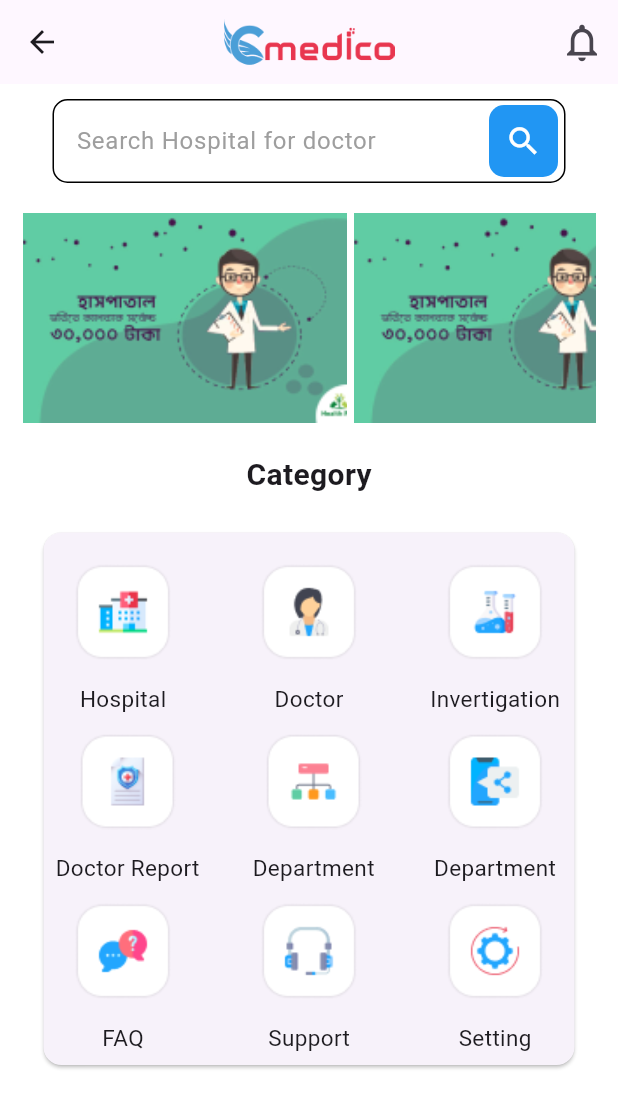
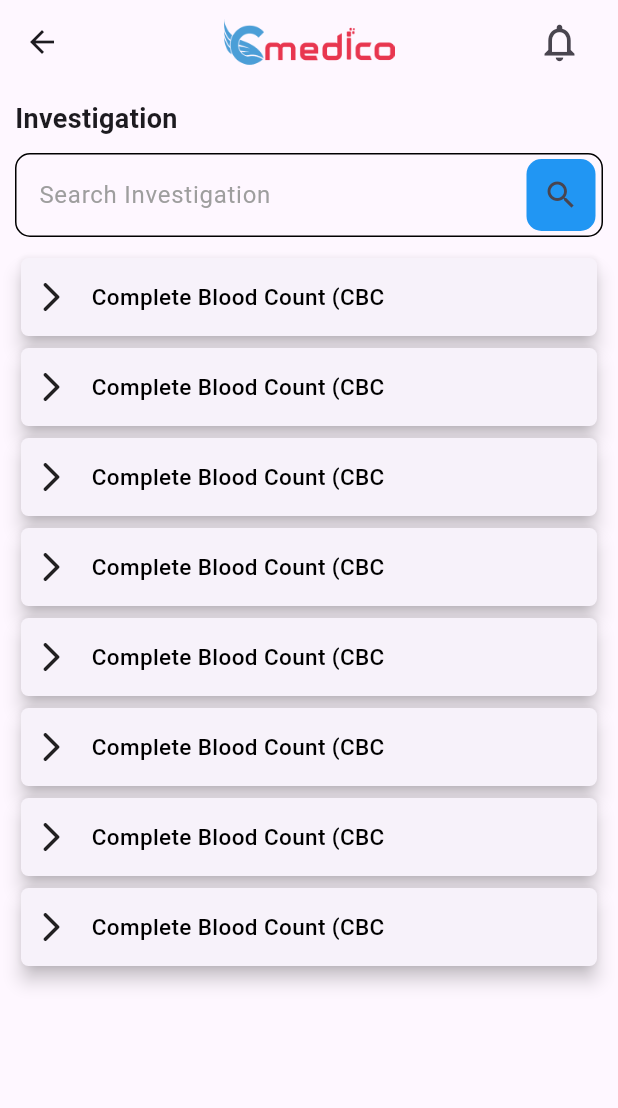
Before and after one commit to fahimshahariar09/doctor_appointment_project, a Flutter app: the HomePage screen opened directly, after a tap on "Invertigation", on a phone screen of 412 x 824 dp. Shown: the top 1108 px of the screen. Run offline on Flutter 3.47's test engine with Material 3 defaults, Android fonts, the phone set to English and light mode, and no system bars; our stand-ins replace animated_notch_bottom_bar, get.

Commit message:
first commit

```diff
--- a/lib/main.dart
+++ b/lib/main.dart
@@ -1,6 +1,7 @@
 
 import 'package:doctor_appointment_project/view/screen/home_page/home_page.dart';
 import 'package:doctor_appointment_project/view/screen/hospital_screen/hospital_list.dart';
+import 'package:doctor_appointment_project/view/screen/investigation/investigation.dart';
 import 'package:flutter/material.dart';
 import 'package:get/get.dart';
 
@@ -14,7 +15,7 @@ class MyApp extends StatelessWidget {
   Widget build(BuildContext context) {
     return const GetMaterialApp(
       debugShowCheckedModeBanner: false,
-      home: HospitalList(),
+      home: HomePage(),
     );
   }
 }
--- a/lib/view/screen/home_page/home_page.dart
+++ b/lib/view/screen/home_page/home_page.dart
@@ -1,7 +1,9 @@
 import 'package:doctor_appointment_project/constants/icon.dart';
 import 'package:doctor_appointment_project/view/common_widget/search_text_field.dart';
 import 'package:doctor_appointment_project/view/screen/home_page/widget/category_card.dart';
+import 'package:doctor_appointment_project/view/screen/investigation/investigation.dart';
 import 'package:flutter/material.dart';
+import 'package:get/get.dart';
 
 class HomePage extends StatelessWidget {
   const HomePage({super.key});
@@ -19,11 +21,13 @@ class HomePage extends StatelessWidget {
         centerTitle: true,
         actions: [
           IconButton(
-              onPressed: () {},
-              icon: const Icon(
-                Icons.notifications_none_outlined,
-                size: 30,
-              ))
+            onPressed: () {},
+            icon: const Icon(
+              Icons.notifications_none_outlined,
+              size: 30,
+            ),
+          ),
+          SizedBox(width: 15,),
         ],
       ),
       body: SafeArea(
@@ -82,7 +86,6 @@ class HomePage extends StatelessWidget {
                   style: TextStyle(fontSize: 20, fontWeight: FontWeight.w600),
                 ),
                 buildSizedBox(height: 20),
-
                 Padding(
                   padding: const EdgeInsets.symmetric(horizontal: 10),
                   child: Card(
@@ -105,7 +108,9 @@ class HomePage extends StatelessWidget {
                               CategoryCard(
                                   titel: "Invertigation",
                                   imageUrl: AppIcon.invertigation,
-                                  onTap: () {}),
+                                  onTap: () {
+                                    Get.to(Investigation());
+                                  }),
                             ],
                           ),
                           Row(
--- /dev/null
+++ b/lib/view/screen/investigation/investigation.dart
@@ -0,0 +1,69 @@
+import 'package:doctor_appointment_project/view/common_widget/search_text_field.dart';
+import 'package:doctor_appointment_project/view/screen/investigation/widget/investigation_card.dart';
+import 'package:flutter/material.dart';
+
+class Investigation extends StatelessWidget {
+  const Investigation({super.key});
+
+  @override
+  Widget build(BuildContext context) {
+    return Scaffold(
+      appBar: AppBar(
+        title: Image.asset(
+          "assets/icon/Medico.png",
+          width: 114,
+          height: 32,
+        ),
+        centerTitle: true,
+        actions: [
+          IconButton(
+            onPressed: () {},
+            icon: const Icon(
+              Icons.notifications_none_outlined,
+              size: 30,
+            ),
+          ),
+          SizedBox(
+            width: 15,
+          ),
+        ],
+      ),
+      body: SafeArea(
+        child: Padding(
+          padding: const EdgeInsets.symmetric(horizontal: 10),
+          child: Column(
+            crossAxisAlignment: CrossAxisAlignment.start,
+            children: [
+              SizedBox(height: 10,),
+              Text('Investigation',style: TextStyle(fontWeight: FontWeight.bold,fontSize: 18,),),
+              // Row(
+              //   children: [
+              //    Icon(Icons.arrow_back,size: 25,),
+              //    SizedBox(width: 5,),
+              //     Text('Investigation',style: TextStyle(fontWeight: FontWeight.bold,fontSize: 18,),)
+              //   ],
+              // ),
+              SizedBox(
+                height: 10,
+              ),
+              SearchTextField(
+                  hText: "Search Investigation", icon: Icon(Icons.search)),
+              SizedBox(
+                height: 10,
+              ),
+              Expanded(
+                child: ListView.builder(
+                  itemCount: 8,
+                  itemBuilder: (context, index) {
+                    return InvestigationCard(
+                        onTap: () {}, text: 'Complete Blood Count (CBC');
+                  },
+                ),
+              )
+            ],
+          ),
+        ),
+      ),
+    );
+  }
+}
--- /dev/null
+++ b/lib/view/screen/investigation/widget/investigation_card.dart
@@ -0,0 +1,44 @@
+import 'package:flutter/material.dart';
+
+class InvestigationCard extends StatelessWidget {
+  const InvestigationCard({super.key, required this.onTap, required this.text});
+
+  final VoidCallback onTap;
+  final String text;
+
+  @override
+  Widget build(BuildContext context) {
+    return InkWell(
+      onTap: onTap,
+      child: SizedBox(
+        height: 60,
+        width: MediaQuery.sizeOf(context).width,
+        child: Card(
+          elevation: 5,
+          shape: RoundedRectangleBorder(
+            borderRadius: BorderRadius.circular(5),
+          ),
+          child: Padding(
+            padding: const EdgeInsets.all(8.0),
+            child: Row(
+              children: [
+                Icon(Icons.arrow_forward_ios_rounded),
+                SizedBox(
+                  width: 15,
+                ),
+                Text(
+                  text,
+                  style: const TextStyle(
+                    color: Colors.black,
+                    fontSize: 15,
+                    fontWeight: FontWeight.w500,
+                  ),
+                )
+              ],
+            ),
+          ),
+        ),
+      ),
+    );
+  }
+}
```
